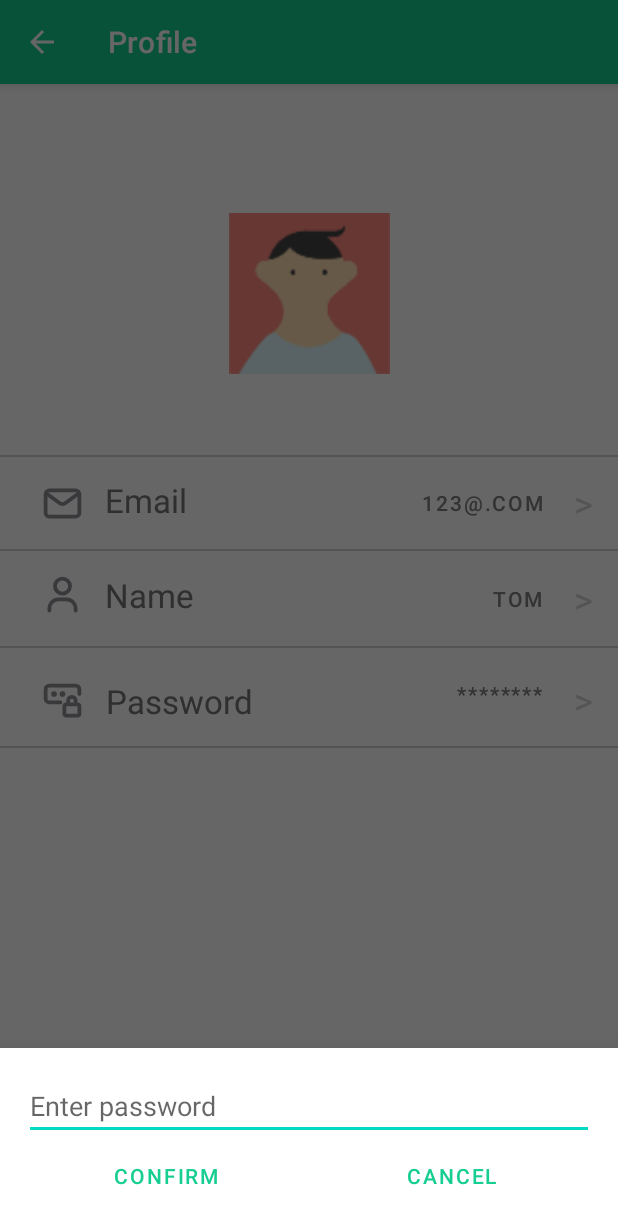
After one commit to liang-zhihao/ai-chatbot, an Android app: the fragment InputPasswordBottomSheetDialogFragment placed in its activity, on a phone screen of 412 x 824 dp. The commit adds this screen. Shown: the top 1224 px of the screen. Run offline under Robolectric (Android 15) with nearby library versions, the phone set to English and light mode, and no system bars.

Commit message:
update prompt box

```diff
--- /dev/null
+++ b/Aichatbot/app/src/main/java/com/unimelb/aichatbot/modules/profile/activity/InputPasswordBottomSheetDialogFragment.java
@@ -0,0 +1,52 @@
+package com.unimelb.aichatbot.modules.profile.activity;
+
+import android.os.Bundle;
+import android.support.annotation.NonNull;
+import android.support.annotation.Nullable;
+import android.view.LayoutInflater;
+import android.view.View;
+import android.view.ViewGroup;
+import android.widget.Button;
+import android.widget.EditText;
+
+import com.google.android.material.bottomsheet.BottomSheetDialogFragment;
+import com.unimelb.aichatbot.R;
+
+public class InputPasswordBottomSheetDialogFragment extends BottomSheetDialogFragment {
+
+    private EditText input;
+    private Button confirmButton;
+    private Button cancelButton;
+
+    @Nullable
+    @Override
+    public View onCreateView(LayoutInflater inflater, @Nullable ViewGroup container,
+                             @Nullable Bundle savedInstanceState) {
+        return inflater.inflate(R.layout.fragment_input_password_bottom_sheet_dialog, container, false);
+    }
+
+    @Override
+    public void onViewCreated(@NonNull View view, @Nullable Bundle savedInstanceState) {
+        super.onViewCreated(view, savedInstanceState);
+
+        input = view.findViewById(R.id.edit_text_input_name);
+        confirmButton = view.findViewById(R.id.button_confirm);
+        cancelButton = view.findViewById(R.id.button_cancel);
+        confirmButton.setOnClickListener(new View.OnClickListener() {
+            @Override
+            public void onClick(View v) {
+                String newName = input.getText().toString();
+                // 在这里处理用户输入的名字
+                // 例如，保存到数据库或更新 UI 等
+
+                dismiss();
+            }
+        });
+        cancelButton.setOnClickListener(new View.OnClickListener() {
+            @Override
+            public void onClick(View v) {
+                dismiss();
+            }
+        });
+    }
+}
--- a/Aichatbot/app/src/main/java/com/unimelb/aichatbot/modules/profile/activity/ProfileActivity.java
+++ b/Aichatbot/app/src/main/java/com/unimelb/aichatbot/modules/profile/activity/ProfileActivity.java
@@ -4,8 +4,10 @@ import android.os.Bundle;
 
 import androidx.appcompat.app.ActionBar;
 import androidx.appcompat.app.AppCompatActivity;
+import android.view.View;
+import android.widget.TextView;
+import com.unimelb.aichatbot.R;
 
-import com.unimelb.aichatbot.R;
 
 public class ProfileActivity extends AppCompatActivity {
 
@@ -19,6 +21,25 @@ public class ProfileActivity extends AppCompatActivity {
             actionBar.setDisplayShowHomeEnabled(true);
         }
         setContentView(R.layout.profile_layout);
+
+        TextView nameButton = findViewById(R.id.buttonName);
+        nameButton.setOnClickListener(new View.OnClickListener() {
+            @Override
+            public void onClick(View v) {
+                InputNameBottomSheetDialogFragment bottomSheetDialogFragment = new InputNameBottomSheetDialogFragment();
+                bottomSheetDialogFragment.show(getSupportFragmentManager(), bottomSheetDialogFragment.getTag());
+            }
+        });
+
+        TextView buttonPassword = findViewById(R.id.buttonPassword);
+        buttonPassword.setOnClickListener(new View.OnClickListener() {
+            @Override
+            public void onClick(View v) {
+                InputPasswordBottomSheetDialogFragment bottomSheetDialogFragment = new InputPasswordBottomSheetDialogFragment();
+                bottomSheetDialogFragment.show(getSupportFragmentManager(), bottomSheetDialogFragment.getTag());
+            }
+        });
+
     }
 
     @Override
--- /dev/null
+++ b/Aichatbot/app/src/main/res/drawable/bg_rounded_white.xml
@@ -0,0 +1,4 @@
+<shape xmlns:android="http://schemas.android.com/apk/res/android">
+    <solid android:color="@android:color/white" />
+    <corners android:radius="16dp" />
+</shape>
--- /dev/null
+++ b/Aichatbot/app/src/main/res/layout/fragment_input_password_bottom_sheet_dialog.xml
@@ -0,0 +1,34 @@
+<LinearLayout
+    xmlns:android="http://schemas.android.com/apk/res/android"
+    android:layout_width="match_parent"
+    android:layout_height="wrap_content"
+    android:orientation="vertical"
+    android:padding="16dp"
+    android:background="@drawable/bg_rounded_white">
+
+    <EditText
+        android:id="@+id/edit_text_input_name"
+        android:layout_width="match_parent"
+        android:layout_height="wrap_content"
+        android:hint="Enter password" />
+
+    <LinearLayout
+        android:layout_width="match_parent"
+        android:layout_height="wrap_content"
+        android:orientation="horizontal">
+
+        <Button
+            android:id="@+id/button_confirm"
+            android:layout_width="0dp"
+            android:layout_height="wrap_content"
+            android:layout_weight="1"
+            android:text="Confirm" />
+
+        <Button
+            android:id="@+id/button_cancel"
+            android:layout_width="0dp"
+            android:layout_height="wrap_content"
+            android:layout_weight="1"
+            android:text="Cancel" />
+    </LinearLayout>
+</LinearLayout>
--- a/Aichatbot/app/src/main/res/layout/profile_layout.xml
+++ b/Aichatbot/app/src/main/res/layout/profile_layout.xml
@@ -11,7 +11,6 @@
         android:id="@+id/name"
         android:layout_width="76dp"
         android:layout_height="30dp"
-        android:layout_marginBottom="388dp"
         android:text="Name"
         android:textColor="#787575"
         android:textFontWeight="500"
@@ -21,14 +20,15 @@
         android:typeface="normal"
         app:layout_constraintBottom_toBottomOf="parent"
         app:layout_constraintEnd_toEndOf="parent"
-        app:layout_constraintHorizontal_bias="0.244"
-        app:layout_constraintStart_toStartOf="parent" />
+        app:layout_constraintHorizontal_bias="0.208"
+        app:layout_constraintStart_toStartOf="parent"
+        app:layout_constraintTop_toTopOf="parent"
+        app:layout_constraintVertical_bias="0.442" />
 
     <TextView
         android:id="@+id/email"
         android:layout_width="wrap_content"
         android:layout_height="wrap_content"
-        android:layout_marginBottom="448dp"
 
         android:text="Email"
         android:textColor="#787575"
@@ -39,14 +39,15 @@
         android:typeface="normal"
         app:layout_constraintBottom_toBottomOf="parent"
         app:layout_constraintEnd_toEndOf="parent"
-        app:layout_constraintHorizontal_bias="0.23"
-        app:layout_constraintStart_toStartOf="parent" />
+        app:layout_constraintHorizontal_bias="0.196"
+        app:layout_constraintStart_toStartOf="parent"
+        app:layout_constraintTop_toTopOf="parent"
+        app:layout_constraintVertical_bias="0.356" />
 
     <TextView
         android:id="@+id/newPassword"
         android:layout_width="wrap_content"
         android:layout_height="wrap_content"
-        android:layout_marginBottom="324dp"
 
         android:text="Password"
         android:textColor="#787575"
@@ -58,7 +59,9 @@
         app:layout_constraintBottom_toBottomOf="parent"
         app:layout_constraintEnd_toEndOf="parent"
         app:layout_constraintHorizontal_bias="0.224"
-        app:layout_constraintStart_toStartOf="parent" />
+        app:layout_constraintStart_toStartOf="parent"
+        app:layout_constraintTop_toTopOf="parent"
+        app:layout_constraintVertical_bias="0.537" />
 
     <ImageButton
         android:id="@+id/nameimage"
@@ -70,7 +73,7 @@
         app:layout_constraintHorizontal_bias="0.07"
         app:layout_constraintStart_toStartOf="parent"
         app:layout_constraintTop_toTopOf="parent"
-        app:layout_constraintVertical_bias="0.358" />
+        app:layout_constraintVertical_bias="0.442" />
 
     <ImageButton
         android:id="@+id/emailimage"
@@ -82,7 +85,7 @@
         app:layout_constraintHorizontal_bias="0.07"
         app:layout_constraintStart_toStartOf="parent"
         app:layout_constraintTop_toTopOf="parent"
-        app:layout_constraintVertical_bias="0.443" />
+        app:layout_constraintVertical_bias="0.359" />
 
     <ImageButton
         android:id="@+id/passwordimage2"
@@ -96,6 +99,7 @@
         app:layout_constraintTop_toTopOf="parent"
         app:layout_constraintVertical_bias="0.537" />
 
+
     <ImageView
         android:id="@+id/avatar4"
         android:layout_width="107dp"
@@ -104,54 +108,53 @@
         app:layout_constraintEnd_toEndOf="parent"
         app:layout_constraintStart_toStartOf="parent"
         app:layout_constraintTop_toTopOf="parent"
-        app:layout_constraintVertical_bias="0.171"
+        app:layout_constraintVertical_bias="0.126"
         app:srcCompat="@drawable/profile1" />
-
 
     <Button
         android:id="@+id/buttonName"
-        android:layout_width="218dp"
+        android:layout_width="322dp"
         android:layout_height="58dp"
         android:background="@android:color/transparent"
+        android:gravity="end|center_vertical"
         android:text="Tom"
-        android:gravity="end|center_vertical"
         android:textColor="#808080"
         app:layout_constraintBottom_toBottomOf="parent"
         app:layout_constraintEnd_toEndOf="parent"
-        app:layout_constraintHorizontal_bias="0.787"
+        app:layout_constraintHorizontal_bias="0.617"
+        app:layout_constraintStart_toStartOf="parent"
+        app:layout_constraintTop_toTopOf="parent"
+        app:layout_constraintVertical_bias="0.442" />
+
+    <Button
+        android:id="@+id/buttonMail"
+        android:layout_width="327dp"
+        android:layout_height="61dp"
+        android:background="@android:color/transparent"
+        android:gravity="end|center_vertical"
+        android:text="123@.com"
+        android:textColor="#808080"
+        app:layout_constraintBottom_toBottomOf="parent"
+        app:layout_constraintEnd_toEndOf="parent"
+        app:layout_constraintHorizontal_bias="0.595"
         app:layout_constraintStart_toStartOf="parent"
         app:layout_constraintTop_toTopOf="parent"
         app:layout_constraintVertical_bias="0.352" />
 
     <Button
-        android:id="@+id/buttonMail"
-        android:layout_width="219dp"
-        android:layout_height="62dp"
+        android:id="@+id/buttonPassword"
+        android:layout_width="326dp"
+        android:layout_height="63dp"
         android:background="@android:color/transparent"
-        android:text="123@.com"
         android:gravity="end|center_vertical"
+        android:text="********"
         android:textColor="#808080"
         app:layout_constraintBottom_toBottomOf="parent"
         app:layout_constraintEnd_toEndOf="parent"
-        app:layout_constraintHorizontal_bias="0.791"
+        app:layout_constraintHorizontal_bias="0.6"
         app:layout_constraintStart_toStartOf="parent"
         app:layout_constraintTop_toTopOf="parent"
-        app:layout_constraintVertical_bias="0.442" />
-
-    <Button
-        android:id="@+id/buttonPassword"
-        android:layout_width="178dp"
-        android:layout_height="63dp"
-        android:background="@android:color/transparent"
-        android:text="asd"
-        android:textColor="#808080"
-        android:gravity="end|center_vertical"
-        app:layout_constraintBottom_toBottomOf="parent"
-        app:layout_constraintEnd_toEndOf="parent"
-        app:layout_constraintHorizontal_bias="0.824"
-        app:layout_constraintStart_toStartOf="parent"
-        app:layout_constraintTop_toTopOf="parent"
-        app:layout_constraintVertical_bias="0.535" />
+        app:layout_constraintVertical_bias="0.532" />
 
     <View
         android:id="@+id/line"
@@ -190,7 +193,7 @@
         app:layout_constraintHorizontal_bias="0.0"
         app:layout_constraintStart_toStartOf="parent"
         app:layout_constraintTop_toTopOf="parent"
-        app:layout_constraintVertical_bias="0.49" />
+        app:layout_constraintVertical_bias="0.489" />
 
     <View
         android:id="@+id/line5"
```
Also changed, not shown: Aichatbot/app/src/main/java/com/unimelb/aichatbot/modules/profile/activity/InputNameBottomSheetDialogFragment.java (added, +52 -0 lines), Aichatbot/app/src/main/res/layout/fragment_input_name_bottom_sheet_dialog.xml (added, +34 -0 lines).
